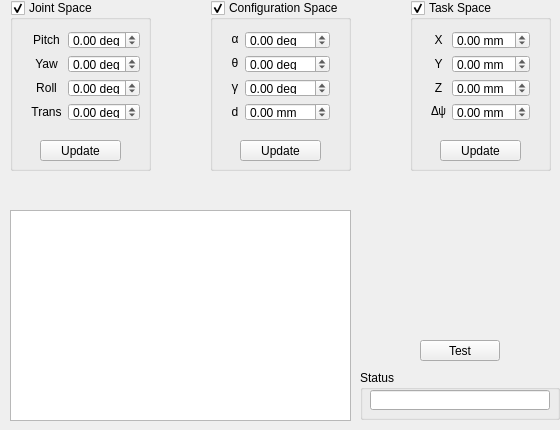
First picture: the form in ControllerWidget/controllerwidget.ui, repository adegirmenci/HBL-ICEbot, before the edit.
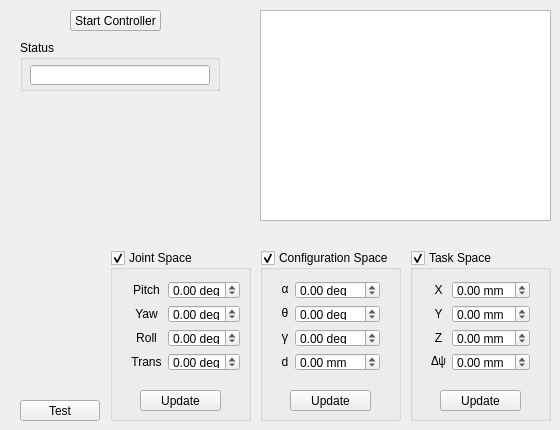
Second picture: the form after the edit.

Commit message: Controller: Control cycle with a timer-based trigger implemented. Still need to implement the actual control flow.

```diff
--- a/ControllerWidget/controllerwidget.ui
+++ b/ControllerWidget/controllerwidget.ui
@@ -16,10 +16,10 @@
   <widget class="QGroupBox" name="statusGroupBox">
    <property name="geometry">
     <rect>
-     <x>360</x>
-     <y>370</y>
+     <x>20</x>
+     <y>40</y>
      <width>200</width>
-     <height>50</height>
+     <height>51</height>
     </rect>
    </property>
    <property name="title">
@@ -29,7 +29,7 @@
     <property name="geometry">
      <rect>
       <x>10</x>
-      <y>20</y>
+      <y>25</y>
       <width>180</width>
       <height>20</height>
      </rect>
@@ -42,8 +42,8 @@
   <widget class="QPushButton" name="testButton">
    <property name="geometry">
     <rect>
-     <x>420</x>
-     <y>340</y>
+     <x>20</x>
+     <y>400</y>
      <width>80</width>
      <height>21</height>
     </rect>
@@ -55,9 +55,9 @@
   <widget class="QPlainTextEdit" name="statusTextEdit">
    <property name="geometry">
     <rect>
-     <x>10</x>
-     <y>210</y>
-     <width>341</width>
+     <x>260</x>
+     <y>10</y>
+     <width>291</width>
      <height>211</height>
     </rect>
    </property>
@@ -71,8 +71,8 @@
   <widget class="QGroupBox" name="configSpaceGroupBox">
    <property name="geometry">
     <rect>
-     <x>210</x>
-     <y>0</y>
+     <x>260</x>
+     <y>250</y>
      <width>141</width>
      <height>171</height>
     </rect>
@@ -312,7 +312,7 @@
    <property name="geometry">
     <rect>
      <x>410</x>
-     <y>0</y>
+     <y>250</y>
      <width>141</width>
      <height>171</height>
     </rect>
@@ -536,8 +536,8 @@
   <widget class="QGroupBox" name="jointSpaceGroupBox">
    <property name="geometry">
     <rect>
-     <x>10</x>
-     <y>0</y>
+     <x>110</x>
+     <y>250</y>
      <width>141</width>
      <height>171</height>
     </rect>
@@ -764,6 +764,19 @@
     </property>
    </widget>
   </widget>
+  <widget class="QPushButton" name="controllerToggleButton">
+   <property name="geometry">
+    <rect>
+     <x>70</x>
+     <y>10</y>
+     <width>91</width>
+     <height>21</height>
+    </rect>
+   </property>
+   <property name="text">
+    <string>Start Controller</string>
+   </property>
+  </widget>
  </widget>
  <layoutdefault spacing="6" margin="11"/>
  <resources/>
```
The commit also changes 12 other files.
